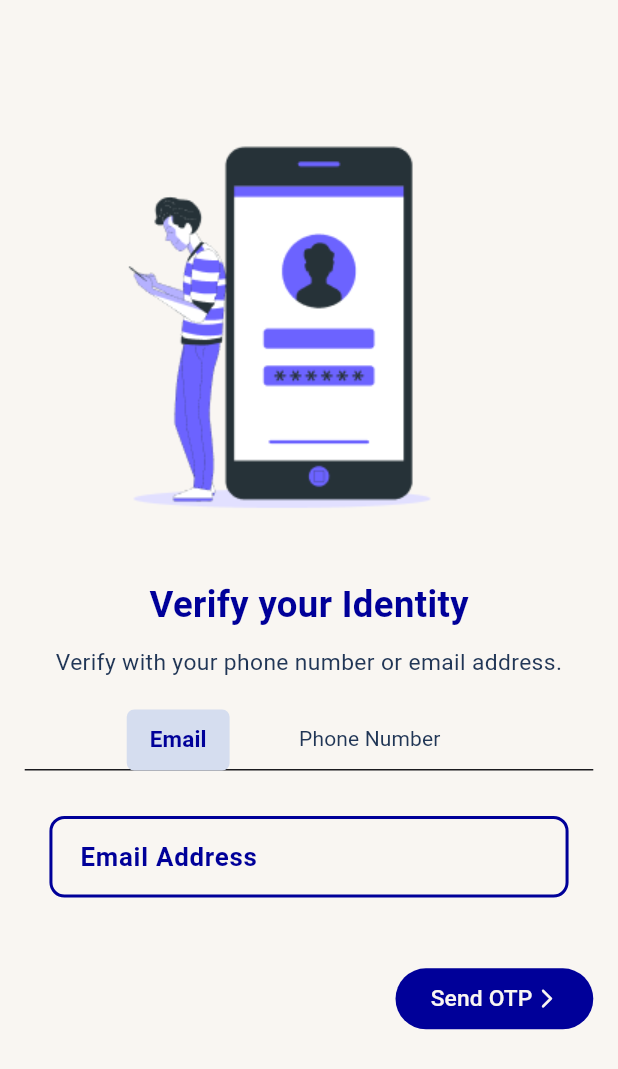
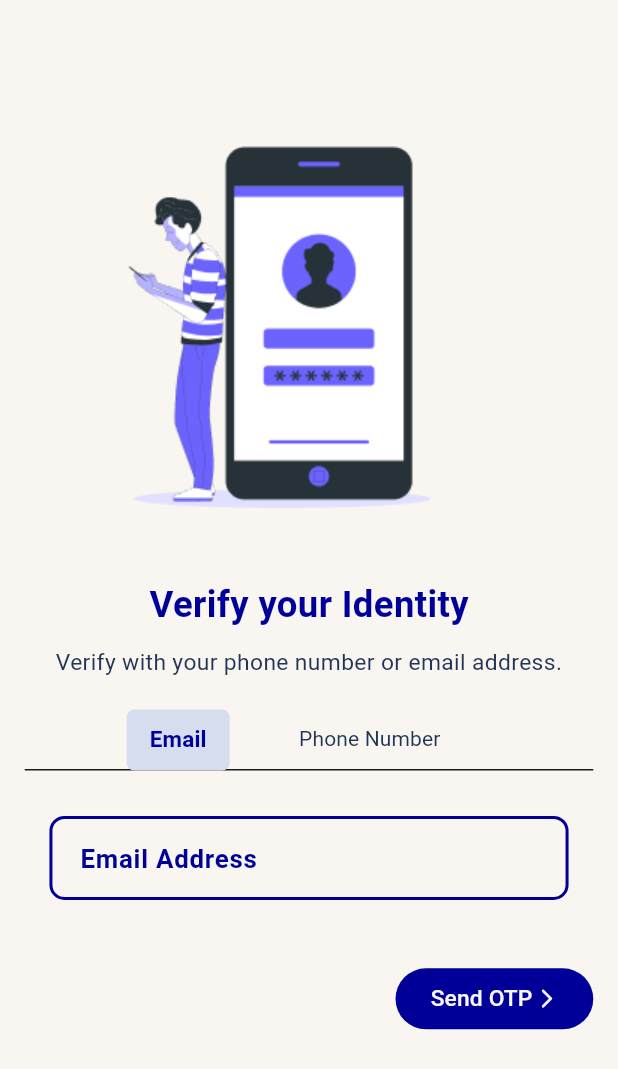
Before and after one commit to grassrootseconomics/my_sarafu, a Flutter app: the WalletSetUpScreen screen opened directly, after a tap on "I have an existing wallet", on a phone screen of 412 x 824 dp. Shown: the top 1069 px of the screen. Run offline on Flutter 3.47's test engine with Material 2 defaults, Android fonts, the light colour scheme and no system bars; drawn by our look-alikes of dynamic_color; our stand-ins replace flutter_screenutil, google_fonts, intl_phone_number_input, pin_code_text_field.

Commit message:
Fixed different box sizes issue

```diff
--- a/lib/screens/authentication/verification.dart
+++ b/lib/screens/authentication/verification.dart
@@ -31,8 +31,7 @@ class _VerifyIdentityState extends State<VerifyIdentity> {
             width: MediaQuery.of(context).size.width,
             color: customcolor4,
             child: Padding(
-              padding: EdgeInsets.only(
-                  left: 15.w, right: 15.w, top: 60.h, bottom: 25.h),
+              padding: EdgeInsets.only(left: 15.w, right: 15.w, top: 60.h, bottom: 25.h),
               child: Column(
                 crossAxisAlignment: CrossAxisAlignment.center,
                 // mainAxisAlignment: MainAxisAlignment.center,
@@ -44,8 +43,10 @@ class _VerifyIdentityState extends State<VerifyIdentity> {
                     child: SizedBox(
                       height: 300.h,
                       width: double.infinity,
-                      child: Image.asset('assets/images/bro.png',
-                          fit: BoxFit.scaleDown),
+                      child: Image.asset(
+                        'assets/images/bro.png',
+                        fit: BoxFit.scaleDown,
+                      ),
                     ),
                   ),
                   yMargin20,
@@ -79,8 +80,7 @@ class _VerifyIdentityState extends State<VerifyIdentity> {
                         physics: const NeverScrollableScrollPhysics(),
                         children: [
                           const EmailVerify(),
-                          PhoneVerify(
-                              phonenumberController: phonenumberController),
+                          PhoneVerify(phonenumberController: phonenumberController),
                         ],
                       ),
                     ),
@@ -104,12 +104,10 @@ class _VerifyIdentityState extends State<VerifyIdentity> {
                         children: [
                           Text(
                             'Send OTP',
-                            style:
-                                TextStyle(color: customcolor4, fontSize: 15.sp),
+                            style: TextStyle(color: customcolor4, fontSize: 15.sp),
                           ),
                           const SizedBox(width: 2),
-                          Icon(Icons.arrow_forward_ios_rounded,
-                              color: customcolor4, size: 15.sp),
+                          Icon(Icons.arrow_forward_ios_rounded, color: customcolor4, size: 15.sp),
                         ],
                       ),
                     ),
@@ -125,8 +123,7 @@ class _VerifyIdentityState extends State<VerifyIdentity> {
 }
 
 class PhoneVerify extends StatelessWidget {
-  const PhoneVerify({Key? key, required this.phonenumberController})
-      : super(key: key);
+  const PhoneVerify({Key? key, required this.phonenumberController}) : super(key: key);
 
   final TextEditingController phonenumberController;
 
@@ -138,15 +135,13 @@ class PhoneVerify extends StatelessWidget {
         crossAxisAlignment: CrossAxisAlignment.stretch,
         children: [
           Container(
-            height: 57.h,
+            height: 55.h,
             decoration: BoxDecoration(
               borderRadius: BorderRadius.circular(10),
               border: Border.all(color: customcolor1, width: 2),
             ),
             child: Padding(
-              padding: const EdgeInsets.symmetric(
-                horizontal: 0,
-              ),
+              padding: const EdgeInsets.symmetric(horizontal: 0),
               child: InternationalPhoneNumberInput(
                 onInputChanged: (PhoneNumber number) {
                   // print(number.phoneNumber);
@@ -161,15 +156,16 @@ class PhoneVerify extends StatelessWidget {
                 ),
                 ignoreBlank: true,
                 autoValidateMode: AutovalidateMode.disabled,
-                selectorTextStyle:
-                    TextStyle(color: Colors.black, fontSize: 18.sp),
+                selectorTextStyle: TextStyle(color: Colors.black, fontSize: 18.sp),
                 spaceBetweenSelectorAndTextField: 0,
                 textFieldController: phonenumberController,
                 textStyle: TextStyle(color: Colors.black, fontSize: 20.sp),
                 textAlign: TextAlign.left,
                 formatInput: false,
                 keyboardType: const TextInputType.numberWithOptions(
-                    signed: true, decimal: true),
+                  signed: true,
+                  decimal: true,
+                ),
                 inputBorder: InputBorder.none,
                 onSaved: (PhoneNumber number) {
                   // print('On Saved: $number');
@@ -190,11 +186,13 @@ class EmailVerify extends StatelessWidget {
   Widget build(BuildContext context) {
     return Padding(
       padding: EdgeInsets.symmetric(vertical: 10, horizontal: 10.w),
+      child: Container(
+        // color: Colors.teal,
+        height: 55.h,
         child: TextField(
           maxLines: 1,
           decoration: InputDecoration(
-          contentPadding:
-              EdgeInsets.symmetric(vertical: 14.h, horizontal: 15.w),
+            contentPadding: EdgeInsets.symmetric(vertical: 14.8.h, horizontal: 15.w),
             border: OutlineInputBorder(
               borderSide: const BorderSide(color: customcolor1, width: 2),
               borderRadius: BorderRadius.circular(10),
@@ -204,10 +202,7 @@ class EmailVerify extends StatelessWidget {
               borderRadius: BorderRadius.circular(10),
             ),
             labelText: 'Email Address',
-          labelStyle: GoogleFonts.roboto(
-              fontSize: 17.sp,
-              color: customcolor1,
-              fontWeight: FontWeight.w600),
+            labelStyle: GoogleFonts.roboto(fontSize: 17.sp, color: customcolor1, fontWeight: FontWeight.w600),
             errorMaxLines: 1,
           ),
           style: GoogleFonts.roboto(
@@ -215,13 +210,13 @@ class EmailVerify extends StatelessWidget {
             color: Theme.of(context).textTheme.bodyText1!.color,
           ),
         ),
+      ),
     );
   }
 }
 
 class VerifyTab extends StatelessWidget {
-  const VerifyTab({Key? key, required this.billsTabController})
-      : super(key: key);
+  const VerifyTab({Key? key, required this.billsTabController}) : super(key: key);
 
   final TabController? billsTabController;
 
@@ -234,11 +229,8 @@ class VerifyTab extends StatelessWidget {
         isScrollable: true,
         unselectedLabelColor: customcolor3,
         indicatorSize: TabBarIndicatorSize.label,
-        indicator: BoxDecoration(
-            borderRadius: BorderRadius.circular(5),
-            color: const Color.fromARGB(255, 213, 221, 239)),
-        labelStyle:
-            GoogleFonts.roboto(fontSize: 15, fontWeight: FontWeight.bold),
+        indicator: BoxDecoration(borderRadius: BorderRadius.circular(5), color: const Color.fromARGB(255, 213, 221, 239)),
+        labelStyle: GoogleFonts.roboto(fontSize: 15, fontWeight: FontWeight.bold),
         labelColor: customcolor1,
         unselectedLabelStyle: GoogleFonts.roboto(fontWeight: FontWeight.w400),
         indicatorWeight: 2,
--- a/lib/screens/authentication/wallet_set_screen.dart
+++ b/lib/screens/authentication/wallet_set_screen.dart
@@ -1,8 +1,8 @@
 import 'package:flutter/material.dart';
+import 'package:flutter_screenutil/flutter_screenutil.dart';
 import 'package:grassroots_flutter/constants/const.dart';
 import 'package:grassroots_flutter/constants/custom_color.dart';
 import 'package:grassroots_flutter/screens/authentication/verification.dart';
-import 'package:http/http.dart';
 
 class WalletSetUpScreen extends StatefulWidget {
   const WalletSetUpScreen({super.key});
@@ -15,6 +15,7 @@ class _WalletSetUpScreenState extends State<WalletSetUpScreen> {
   @override
   Widget build(BuildContext context) {
     return Scaffold(
+      backgroundColor: const Color(0XFFF9F6F2),
       body: Center(
         child: SingleChildScrollView(
           child: Column(
@@ -24,31 +25,30 @@ class _WalletSetUpScreenState extends State<WalletSetUpScreen> {
                 margin: const EdgeInsets.only(top: 20),
                 child: Image.asset(
                   walletImage,
-                  width: 200,
+                  height: 250.h,
+                  width: double.infinity,
+                  fit: BoxFit.scaleDown,
                 ),
               ),
-              const SizedBox(
-                height: 20,
+              const SizedBox(height: 20),
+              //Tite Text
+              Text(
+                walletHeading,
+                style: TextStyle(
+                  color: onboardHeadingColor,
+                  fontSize: 20.sp,
+                  fontWeight: FontWeight.w600,
+                ),
               ),
-              //Tite Text
-              const Text(walletHeading,
-                  style: TextStyle(
-                      color: onboardHeadingColor,
-                      fontSize: 20,
-                      fontWeight: FontWeight.w500)),
-              const SizedBox(
-                height: 10,
-              ),
+              const SizedBox(height: 10),
               //discription
-              const Text(walletDesc,
+              Text(walletDesc,
                   textAlign: TextAlign.center,
                   style: TextStyle(
                     color: onboardTextColor,
-                    fontSize: 14,
+                    fontSize: 15.sp,
                   )),
-              const SizedBox(
-                height: 30,
-              ),
+              const SizedBox(height: 30),
               ElevatedButton(
                 onPressed: () {
                   Navigator.push(
@@ -59,15 +59,13 @@ class _WalletSetUpScreenState extends State<WalletSetUpScreen> {
                   );
                 },
                 style: ElevatedButton.styleFrom(
-                  side:
-                      const BorderSide(width: 1.3, color: onboardHeadingColor),
+                  side: const BorderSide(width: 1.3, color: onboardHeadingColor),
                   // backgroundColor: onboardHeadingColor,
                   shape: RoundedRectangleBorder(
                     borderRadius: BorderRadius.circular(30.0),
                   ),
 
-                  minimumSize:
-                      Size(MediaQuery.of(context).size.width * 0.8, 48),
+                  minimumSize: Size(MediaQuery.of(context).size.width * 0.8, 48),
                 ),
                 child: const Text(
                   "I have an existing wallet",
@@ -91,8 +89,7 @@ class _WalletSetUpScreenState extends State<WalletSetUpScreen> {
                   shape: RoundedRectangleBorder(
                     borderRadius: BorderRadius.circular(30.0),
                   ),
-                  minimumSize:
-                      Size(MediaQuery.of(context).size.width * 0.8, 48),
+                  minimumSize: Size(MediaQuery.of(context).size.width * 0.8, 48),
                 ),
                 child: const Text(
                   "Create an Account",
```
Lines whose indentation alone changed are shown as unchanged.
